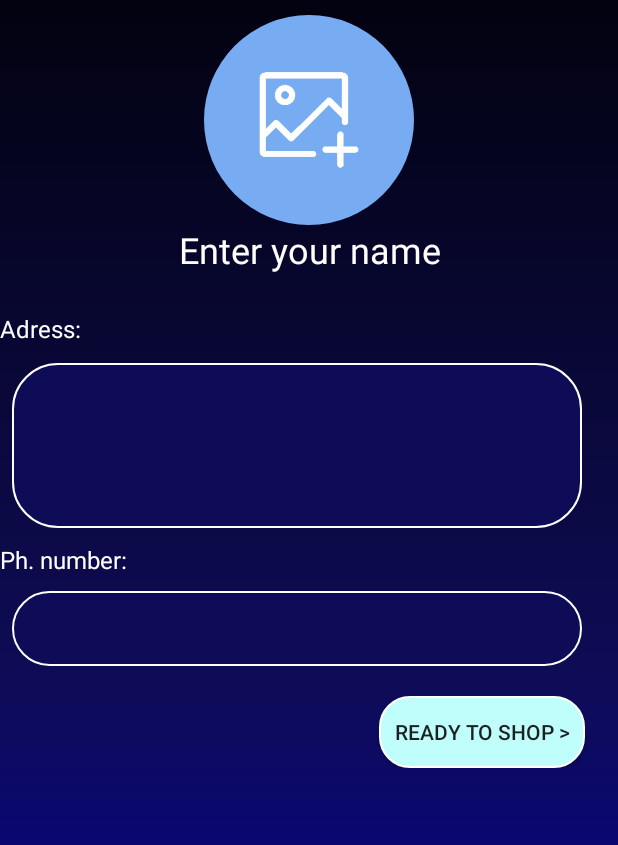
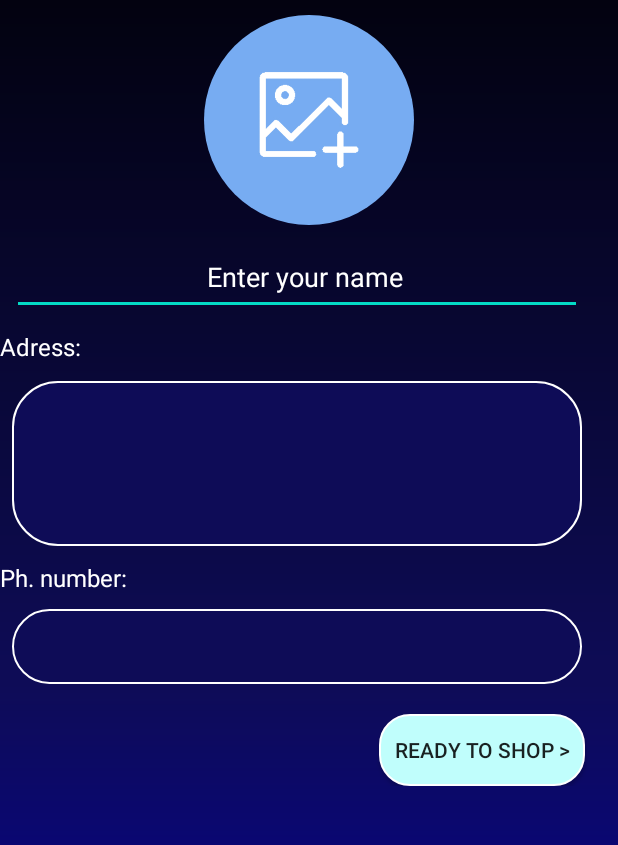
Before and after one commit to WindyFonk/SaboApp, an Android app: the CreateProfileActivity screen opened directly, with no data from a screen before it, on a phone screen of 412 x 824 dp, the part 150-995 px from its top. Run offline under Robolectric (Android 15) with nearby library versions, the phone set to English and light mode, and no system bars; our stand-ins replace CircleImageView, Firebase (no records; nobody signed in at launch, a user with empty details on screens opened directly); pictures from the network do not load.

Commit message:
name for create profile

```diff
--- a/app/src/main/java/com/example/myapplication/CreateProfileActivity.java
+++ b/app/src/main/java/com/example/myapplication/CreateProfileActivity.java
@@ -45,7 +45,7 @@ import de.hdodenhof.circleimageview.CircleImageView;
 
 public class CreateProfileActivity extends AppCompatActivity {
 
-    EditText txAddress, txPhone;
+    EditText txAddress, txPhone, txName;
     CircleImageView pfpPic;
     FirebaseFirestore db = FirebaseFirestore.getInstance();
     String imglink;
@@ -58,6 +58,7 @@ public class CreateProfileActivity extends AppCompatActivity {
         txAddress = findViewById(R.id.txtAddress);
         txPhone=findViewById(R.id.txtPhone);
         gotoshop=findViewById(R.id.goShop);
+        txName=findViewById(R.id.txtName);
         pfpPic=findViewById(R.id.createPfpPic);
 
         gotoshop.setOnClickListener(new View.OnClickListener() {
@@ -165,10 +166,12 @@ public class CreateProfileActivity extends AppCompatActivity {
         String password = sharedPreferences.getString("password",null);
         String phonenumb = txPhone.getText().toString();
         String address = txAddress.getText().toString();
+        String name = txName.getText().toString();
         Map<String, Object> item = new HashMap<>();
         item.put("email", email);
         item.put("password", password);
         item.put("phonenumber", phonenumb);
+        item.put("name", name);
         item.put("address", address);
         item.put("image",imglink);
         item.put("role",2);
--- a/app/src/main/res/layout/activity_create_profile.xml
+++ b/app/src/main/res/layout/activity_create_profile.xml
@@ -26,14 +26,21 @@
             android:src="@drawable/addimage"
             android:layout_gravity="center"
             />
-        <TextView
-            android:layout_width="match_parent"
-            android:layout_height="wrap_content"
-            android:text="Enter your name"
-            android:textColor="@color/white"
-            android:textSize="24sp"
-            android:gravity="center"
-            android:layout_marginBottom="25dp"/>
+
+        <EditText
+            android:id="@+id/txtName"
+            android:layout_width="380dp"
+            android:layout_height="50dp"
+            android:layout_gravity="center"
+            android:paddingLeft="130dp"
+            android:layout_marginStart="2dp"
+            android:layout_marginTop="10dp"
+            android:layout_marginEnd="10dp"
+            android:layout_marginBottom="10dp"
+            android:hint="Enter your name"
+            android:textColor="#FFFFFF"
+            android:textColorHint="#FFFFFF"/>
+
         <LinearLayout
             android:layout_width="match_parent"
             android:layout_height="wrap_content"
--- a/app/src/main/res/layout/activity_home.xml
+++ b/app/src/main/res/layout/activity_home.xml
@@ -161,8 +161,8 @@
                     </RelativeLayout>
 
                     <ImageView
-                        android:layout_width="match_parent"
-                        android:layout_height="wrap_content"
+                        android:layout_width="361dp"
+                        android:layout_height="279dp"
                         android:src="@drawable/img" />
 
                 </LinearLayout>
```
Also changed, not shown: app/src/main/java/com/example/myapplication/LoginActivity.java (+7 -0 lines), app/src/main/java/com/example/myapplication/Shop.java (+9 -0 lines).
